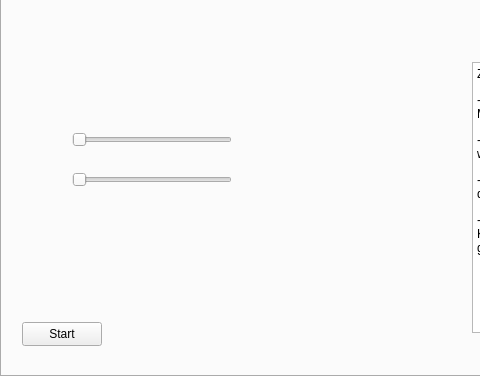
First picture: the form in stereo_camera_programm_gui/form.ui, repository NiklasEiler/Stereo_camera_program, before the edit; both pictures show x 0 to 480 and y 224 to 600 of the 800 by 600 pixel window.
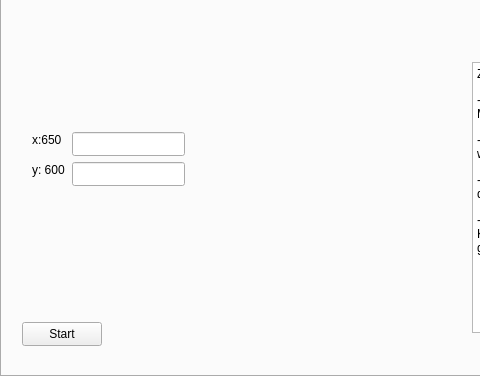
Second picture: the form after the edit. The open tabs and pages were chosen to show the change. Icons and pictures are not drawn.

Diff of the .ui file:
```diff
--- a/stereo_camera_programm_gui/form.ui
+++ b/stereo_camera_programm_gui/form.ui
@@ -226,30 +226,75 @@
       <bool>false</bool>
      </property>
     </widget>
-    <widget class="QSlider" name="x_koor">
+    <widget class="QLabel" name="crop_img">
+     <property name="enabled">
+      <bool>true</bool>
+     </property>
      <property name="geometry">
       <rect>
-       <x>70</x>
+       <x>20</x>
+       <y>60</y>
+       <width>281</width>
+       <height>241</height>
+      </rect>
+     </property>
+     <property name="text">
+      <string/>
+     </property>
+     <property name="textFormat">
+      <enum>Qt::AutoText</enum>
+     </property>
+     <property name="pixmap">
+      <pixmap>../../stereocamera_mesurment/Daten/crop/crop1.png</pixmap>
+     </property>
+     <property name="scaledContents">
+      <bool>true</bool>
+     </property>
+    </widget>
+    <widget class="QLabel" name="x_crop_value">
+     <property name="geometry">
+      <rect>
+       <x>30</x>
        <y>330</y>
-       <width>160</width>
+       <width>49</width>
        <height>16</height>
       </rect>
      </property>
-     <property name="orientation">
-      <enum>Qt::Horizontal</enum>
+     <property name="text">
+      <string>x:650</string>
      </property>
     </widget>
-    <widget class="QSlider" name="horizontalSlider_2">
+    <widget class="QLabel" name="y_crop_value">
      <property name="geometry">
       <rect>
-       <x>70</x>
-       <y>370</y>
-       <width>160</width>
+       <x>30</x>
+       <y>360</y>
+       <width>49</width>
        <height>16</height>
       </rect>
      </property>
-     <property name="orientation">
-      <enum>Qt::Horizontal</enum>
+     <property name="text">
+      <string>y: 600</string>
+     </property>
+    </widget>
+    <widget class="QLineEdit" name="x_input_value">
+     <property name="geometry">
+      <rect>
+       <x>70</x>
+       <y>330</y>
+       <width>113</width>
+       <height>24</height>
+      </rect>
+     </property>
+    </widget>
+    <widget class="QLineEdit" name="y_input_value">
+     <property name="geometry">
+      <rect>
+       <x>70</x>
+       <y>360</y>
+       <width>113</width>
+       <height>24</height>
+      </rect>
      </property>
     </widget>
    </widget>
```
Left out of the diff: 63 changed lines with no effect on the pictures.
